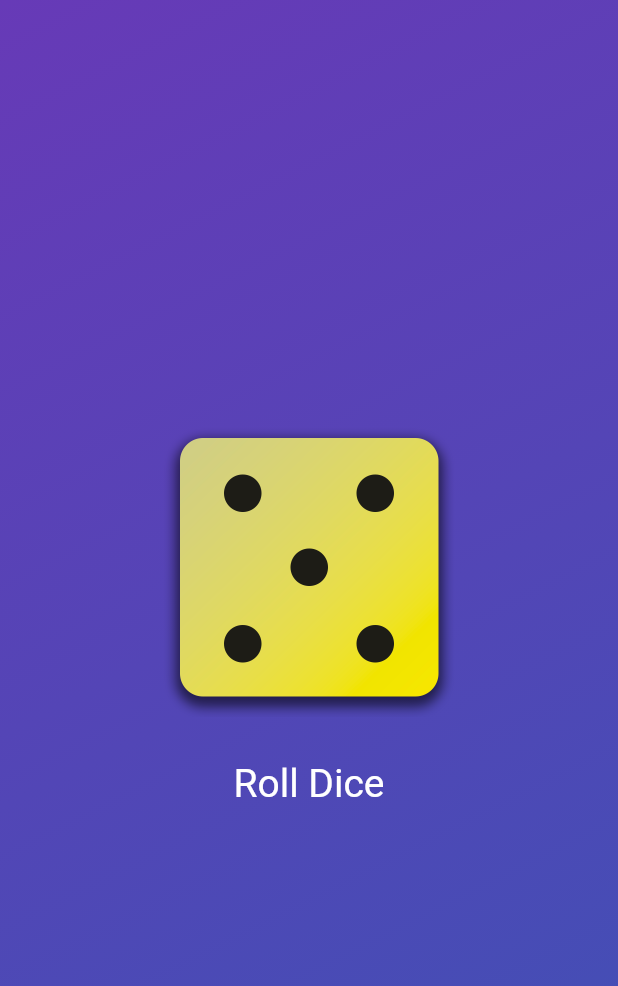
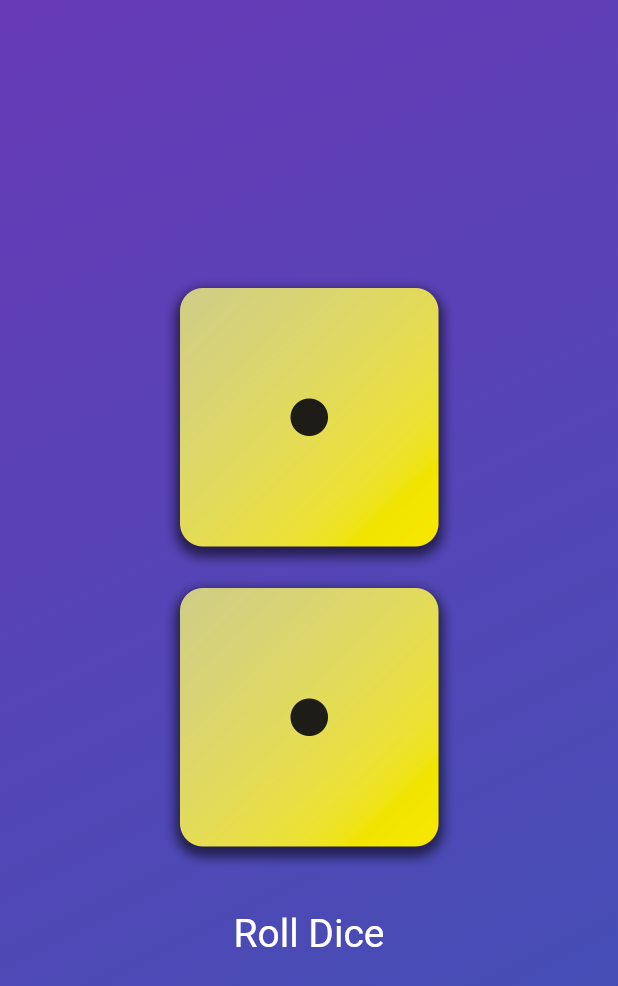
Before and after one commit to Alaa-shibany/dice-app, a Flutter app: the screen it shows after launch, after a tap on "Roll Dice", on a phone screen of 412 x 824 dp. Shown: the top 986 px of the screen. Run offline on Flutter 3.47's test engine with Material 2 defaults, Android fonts, the phone set to English and light mode, and no system bars.

Commit message:
add another dice

```diff
--- a/lib/dice_roller.dart
+++ b/lib/dice_roller.dart
@@ -1,6 +1,9 @@
 import 'dart:math';
 
 import 'package:flutter/material.dart';
+
+final randomizer1 = Random();
+final randomizer2 = Random();
 
 class DiceRoller extends StatefulWidget {
   const DiceRoller({super.key});
@@ -11,15 +14,17 @@ class DiceRoller extends StatefulWidget {
 
 class _DiceRollerState extends State<DiceRoller> {
   var activeImage = 'assets/images/dice-1.png';
-  var currentDiceRoll = 1;
+  var currentDiceRoll1 = 1;
+  var currentDiceRoll2 = 1;
 
   void rollDice() async {
     for (int i = 0; i < 15; i++) {
       setState(() {
-        currentDiceRoll = Random().nextInt(6) + 1;
+        currentDiceRoll1 = randomizer1.nextInt(6) + 1;
+        Future.delayed(const Duration(milliseconds: 30));
+        currentDiceRoll2 = randomizer2.nextInt(6) + 1;
       });
       await Future.delayed(const Duration(milliseconds: 100));
-      print(i);
     }
   }
 
@@ -31,7 +36,13 @@ class _DiceRollerState extends State<DiceRoller> {
       children: [
         Center(
           child: Image.asset(
-            'assets/images/dice-$currentDiceRoll.png',
+            'assets/images/dice-$currentDiceRoll2.png',
+            width: 200,
+          ),
+        ),
+        Center(
+          child: Image.asset(
+            'assets/images/dice-$currentDiceRoll1.png',
             width: 200,
           ),
         ),
```
Also changed, not shown: 5 other files.
